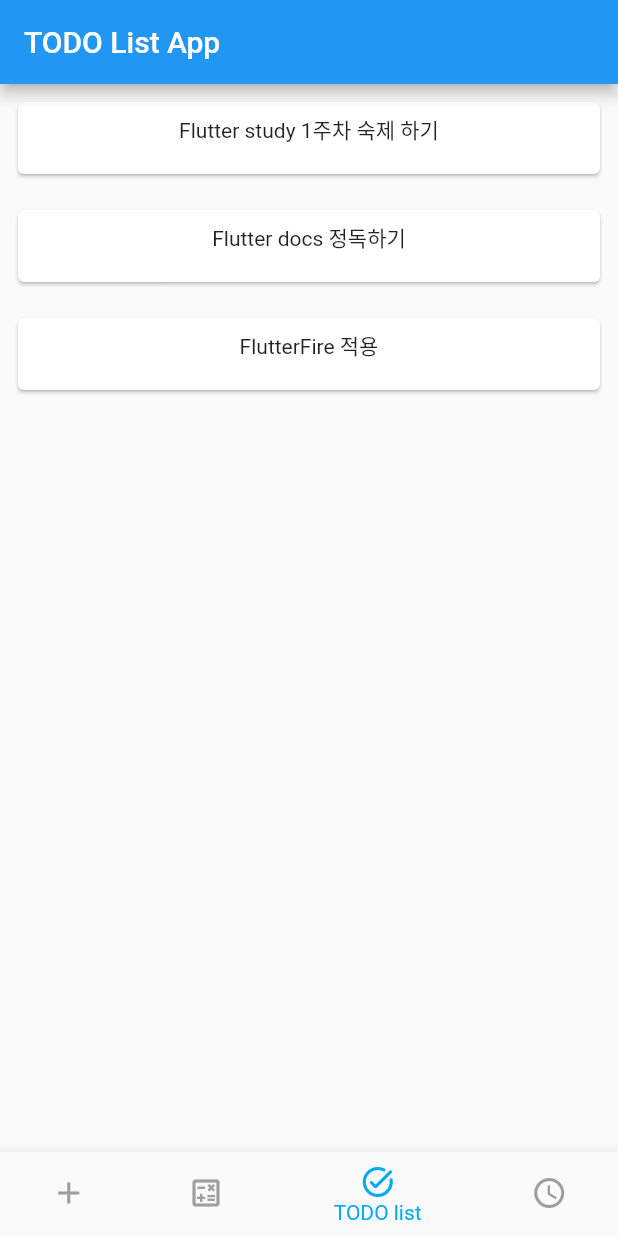
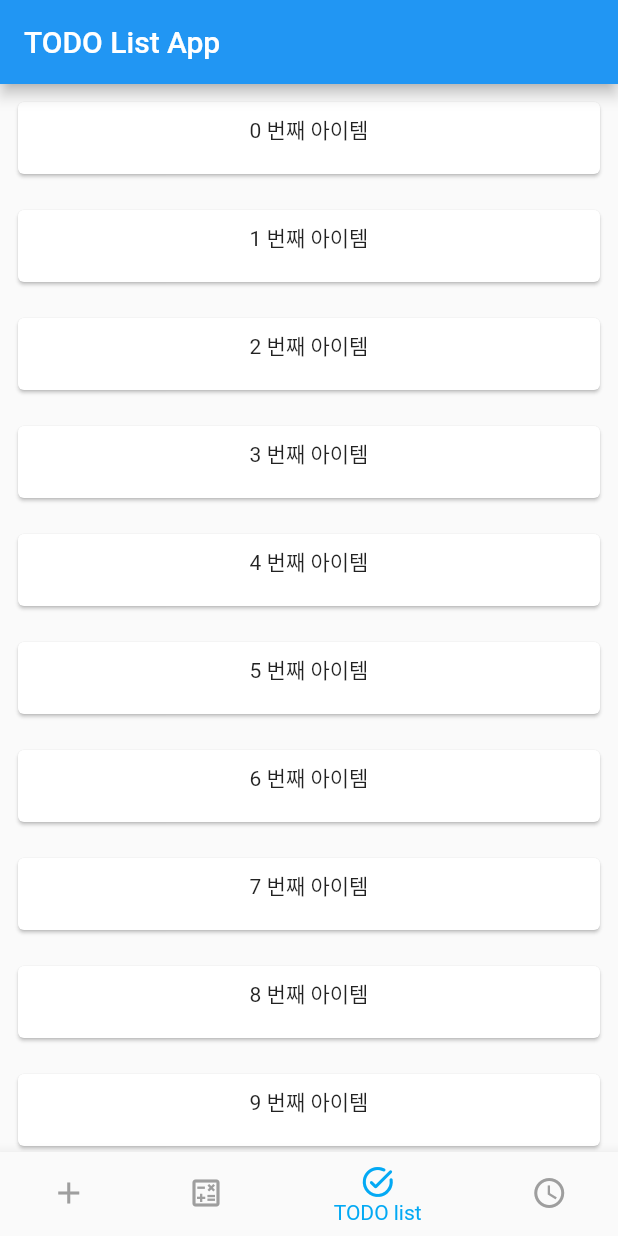
Before and after one commit to yangster-chief/songdo_flutter_study, a Flutter app: the screen it shows after launch, item 3 of the bottom bar chosen, on a phone screen of 412 x 824 dp. Run offline on Flutter 3.47's test engine with Material 2 defaults, Android fonts, the phone set to English and light mode, and no system bars.

Commit message:
show scroll

```diff
--- a/lib/page/todo_list_page.dart
+++ b/lib/page/todo_list_page.dart
@@ -15,17 +15,17 @@ class TODOListPage extends StatefulWidget {
 }
 
 class _TODOListPageState extends State<TODOListPage> {
-  List<String> todoList = [
-    'Flutter study 1주차 숙제 하기',
-    'Flutter docs 정독하기',
-    'FlutterFire 적용',
-  ];
+  // List<String> todoList = [
+  //   'Flutter study 1주차 숙제 하기',
+  //   'Flutter docs 정독하기',
+  //   'FlutterFire 적용',
+  // ];
 
   @override
   Widget build(BuildContext context) => ListView.builder(
-        itemCount: todoList.length,
+        itemCount: 255,
         itemBuilder: (BuildContext context, int index) =>
-            _ListItem(item: todoList[index]),
+            _ListItem(item: '$index 번째 아이템'),
       );
 }
 
```
